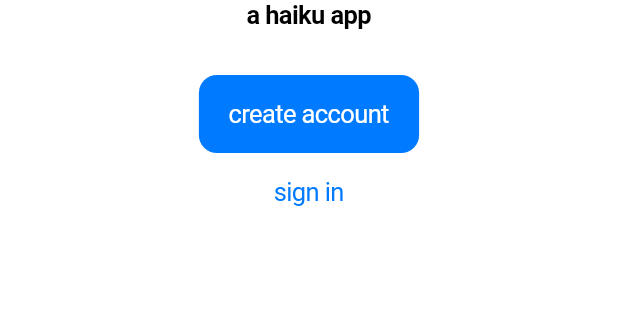
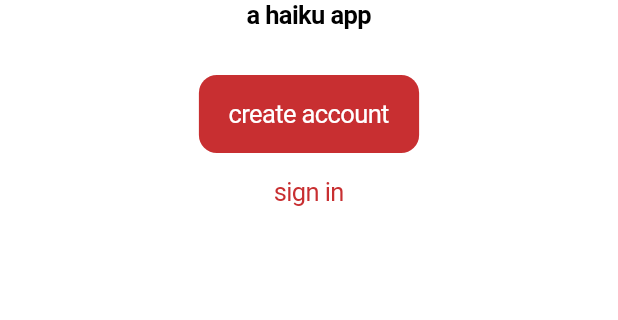
Before and after one commit to zhammer/north, a Flutter app: the screen it shows after launch, on a phone screen of 412 x 824 dp, the part 540-860 px from its top. Run offline on Flutter 3.47's test engine with Material 2 defaults, Android fonts, the phone set to English and light mode, and no system bars.

Commit message:
change primary colour of cupertinou theme

```diff
--- a/mobile_app/lib/main.dart
+++ b/mobile_app/lib/main.dart
@@ -6,13 +6,17 @@ void main() {
   runApp(App());
 }
 
+const _leaf0 = Color.fromRGBO(200, 47, 49, 1);
+
 class App extends StatelessWidget {
   // This widget is the root of your application.
   @override
   Widget build(BuildContext context) {
     return CupertinoApp(
       title: 'north',
-      theme: CupertinoThemeData().copyWith(),
+      theme: CupertinoThemeData().copyWith(
+        primaryColor: _leaf0,
+      ),
       home: LandingPage(title: 'north'),
     );
   }
```
